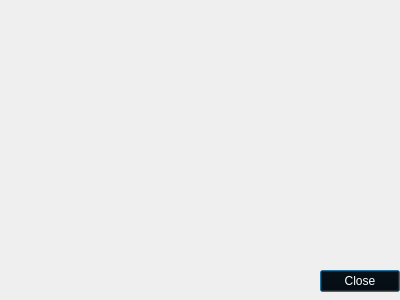
Old version of the form map.ui in the repository ConorMcNelis/ZorkMurderMystery.
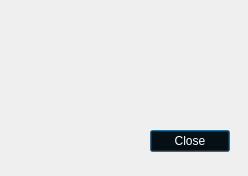
New version of the form.

```diff
--- a/map.ui
+++ b/map.ui
@@ -6,8 +6,8 @@
    <rect>
     <x>0</x>
     <y>0</y>
-    <width>400</width>
-    <height>300</height>
+    <width>248</width>
+    <height>176</height>
    </rect>
   </property>
   <property name="windowTitle">
@@ -16,10 +16,10 @@
   <widget class="QLabel" name="label">
    <property name="geometry">
     <rect>
-     <x>6</x>
-     <y>3</y>
-     <width>391</width>
-     <height>301</height>
+     <x>10</x>
+     <y>10</y>
+     <width>211</width>
+     <height>151</height>
     </rect>
    </property>
    <property name="text">
@@ -29,8 +29,8 @@
   <widget class="QPushButton" name="CloseButton">
    <property name="geometry">
     <rect>
-     <x>320</x>
-     <y>270</y>
+     <x>150</x>
+     <y>130</y>
      <width>80</width>
      <height>22</height>
     </rect>
```
